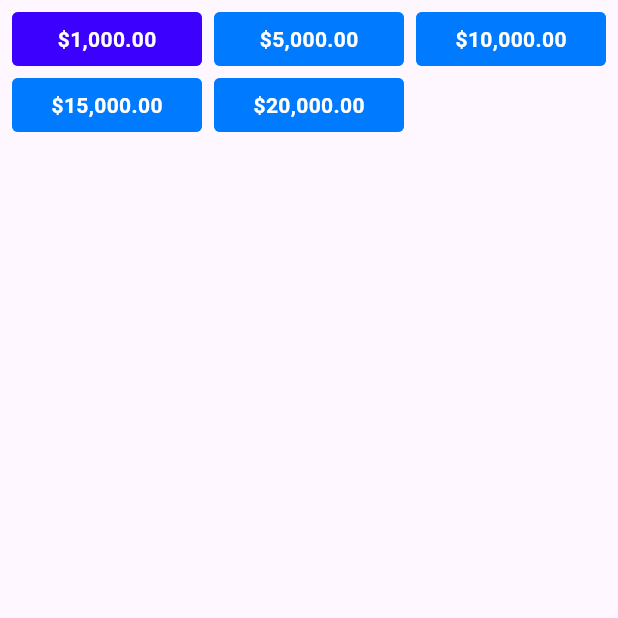
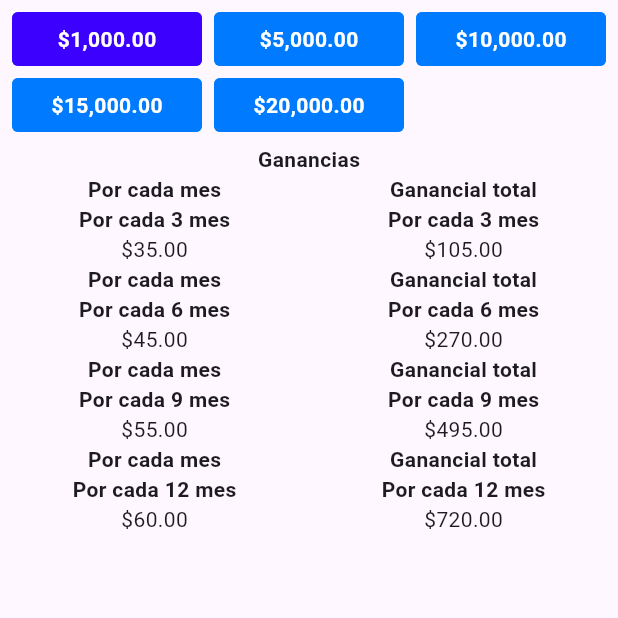
Before and after one commit to Carlos2693/financiera_milenians_app, a Flutter app: the screen it shows after launch, after a tap on an icon or button, on a phone screen of 412 x 824 dp, the top half of it. Run offline on Flutter 3.47's test engine with Material 3 defaults, Android fonts, the phone set to English and light mode, and no system bars; our stand-ins replace equatable, flutter_bloc, go_router.

Commit message:
[CB] use bloc for load profit

```diff
--- a/lib/presentation/bloc/bloc/profit_bloc.dart
+++ b/lib/presentation/bloc/bloc/profit_bloc.dart
@@ -1,3 +1,4 @@
+import 'package:financiera_milenians_app/presentation/model/models.dart';
 import 'package:flutter_bloc/flutter_bloc.dart';
 import 'package:equatable/equatable.dart';
 
@@ -6,19 +7,44 @@ part 'profit_state.dart';
 
 class ProfitBloc extends Bloc<ProfitEvent, ProfitState> {
 
-  ProfitBloc(): super(const ProfitState(position: 0)) {
+  ProfitBloc(): super(const ProfitState(position: 0, amounts: [])) {
     on<ProfitPosition>(_onProfitUpdatePosition);
   }
 
   void _onProfitUpdatePosition(ProfitPosition event, Emitter<ProfitState> emit) {
+    final list = _buildAmounts(event.amount, event.factors);
     emit(
       state.copyWith(
         position: event.position,
+        amounts: list,
       )
     );
   }
 
-  void updatePosition(int position) {
-    add(ProfitPosition(position));
+  void updatePosition(int position, double amount, List<double> factors) {
+    add(
+      ProfitPosition(position, amount, factors)
+    );
+  }
+
+  _buildAmounts(double amount, List<double> factors) {
+    const factorPercentage = 100;
+    const factorPerMonth = 3;
+
+    List<AmountByMonth> amounts = [];
+
+    for (final (index, factor) in factors.indexed) {
+      final byMonth = amount * factor / factorPercentage;
+      final totalProfit = byMonth * factorPerMonth * (index + 1);
+
+      amounts.add(
+        AmountByMonth(
+          startAmount: byMonth,
+          finalAmount: totalProfit,
+        )
+      );
+    }
+
+    return amounts;
   }
 }
--- a/lib/presentation/bloc/bloc/profit_event.dart
+++ b/lib/presentation/bloc/bloc/profit_event.dart
@@ -6,8 +6,8 @@ abstract class ProfitEvent {
 
 class ProfitPosition extends ProfitEvent {
   final int position;
+  final double amount;
+  final List<double> factors;
 
-  const ProfitPosition(this.position);
+  const ProfitPosition(this.position, this.amount, this.factors);
 }
-
-// class CounterReset extends CounterEvent {}
--- a/lib/presentation/bloc/bloc/profit_state.dart
+++ b/lib/presentation/bloc/bloc/profit_state.dart
@@ -3,15 +3,19 @@ part of 'profit_bloc.dart';
 class ProfitState extends Equatable {
 
   final int position;
+  final List<AmountByMonth> amounts;
 
   const ProfitState({
     required this.position,
+    required this.amounts,
   });
 
   ProfitState copyWith({
     int? position,
+    List<AmountByMonth>? amounts,
   }) => ProfitState(
     position: position ?? this.position,
+    amounts: amounts ?? this.amounts,
   );
 
   @override
--- /dev/null
+++ b/lib/presentation/model/amount_by_month.dart
@@ -0,0 +1,9 @@
+class AmountByMonth {
+  final double startAmount;
+  final double finalAmount;
+
+  AmountByMonth({
+    required this.startAmount,
+    required this.finalAmount,
+  });
+}
--- /dev/null
+++ b/lib/presentation/model/models.dart
@@ -0,0 +1 @@
+export 'amount_by_month.dart';
--- a/lib/presentation/screen/home_screen.dart
+++ b/lib/presentation/screen/home_screen.dart
@@ -27,7 +27,9 @@ class HomeScreenView extends StatelessWidget {
 
     return Scaffold(
       body: SafeArea(
-        child: _AmountGrid(),
+        child: Column(
+          children: [_AmountGrid(), _ProfitList()],
+        ),
       ),
     );
   }
@@ -35,12 +37,26 @@ class HomeScreenView extends StatelessWidget {
 
 class _AmountGrid extends StatelessWidget {
   final List<double> amounts = [1000.0, 5000.0, 10000.0, 15000.0, 20000.0];
+  final Map<int, List<double>> mapFactors = {
+    1000: [3.5, 4.5, 5.5, 6.0],
+    5000: [3.5, 4.5, 5.5, 7.0],
+    10000: [4.5, 4.5, 5.5, 8.0],
+    15000: [5.5, 6.5, 7.5, 8.8],
+    20000: [6.5, 7.5, 8.5, 9.0],
+  };
   final int numColumns = 3;
   final currentFormat = NumberFormat.simpleCurrency(
-      locale: 'es_MX', decimalDigits: 2, name: '\$');
+    locale: 'es_MX',
+    decimalDigits: 2,
+    name: '\$',
+  );
 
   void updatePosition(BuildContext context, int position) {
-    context.read<ProfitBloc>().updatePosition(position);
+    final amount = amounts[position];
+    final factors = mapFactors[amount];
+    if (factors != null) {
+      context.read<ProfitBloc>().updatePosition(position, amount, factors);
+    }
   }
 
   @override
@@ -73,3 +89,54 @@ class _AmountGrid extends StatelessWidget {
     );
   }
 }
+
+class _ProfitList extends StatelessWidget {
+  final factorByMonts = 3;
+  final currentFormat = NumberFormat.simpleCurrency(
+    locale: 'es_MX',
+    decimalDigits: 2,
+    name: '\$',
+  );
+
+  @override
+  Widget build(BuildContext context) {
+    return context.select((ProfitBloc profitBloc) {
+      final amounts = profitBloc.state.amounts;
+      const textStyle = TextStyle(fontWeight: FontWeight.bold);
+
+      return Column(
+        children: [
+          const Text('Ganancias', style: textStyle),
+          ...List.generate(amounts.length, (index) {
+            final startAmount = amounts[index].startAmount;
+            final finalAmount = amounts[index].finalAmount;
+            final monthText = factorByMonts * (index + 1);
+
+            final textByMonts =
+                Text('Por cada $monthText mes', style: textStyle);
+
+            return Row(
+              mainAxisAlignment: MainAxisAlignment.spaceAround,
+              children: [
+                Column(
+                  children: [
+                    const Text('Por cada mes', style: textStyle),
+                    textByMonts,
+                    Text(currentFormat.format(startAmount)),
+                  ],
+                ),
+                Column(
+                  children: [
+                    const Text('Ganancial total', style: textStyle),
+                    textByMonts,
+                    Text(currentFormat.format(finalAmount)),
+                  ],
+                )
+              ],
+            );
+          }),
+        ],
+      );
+    });
+  }
+}
```
